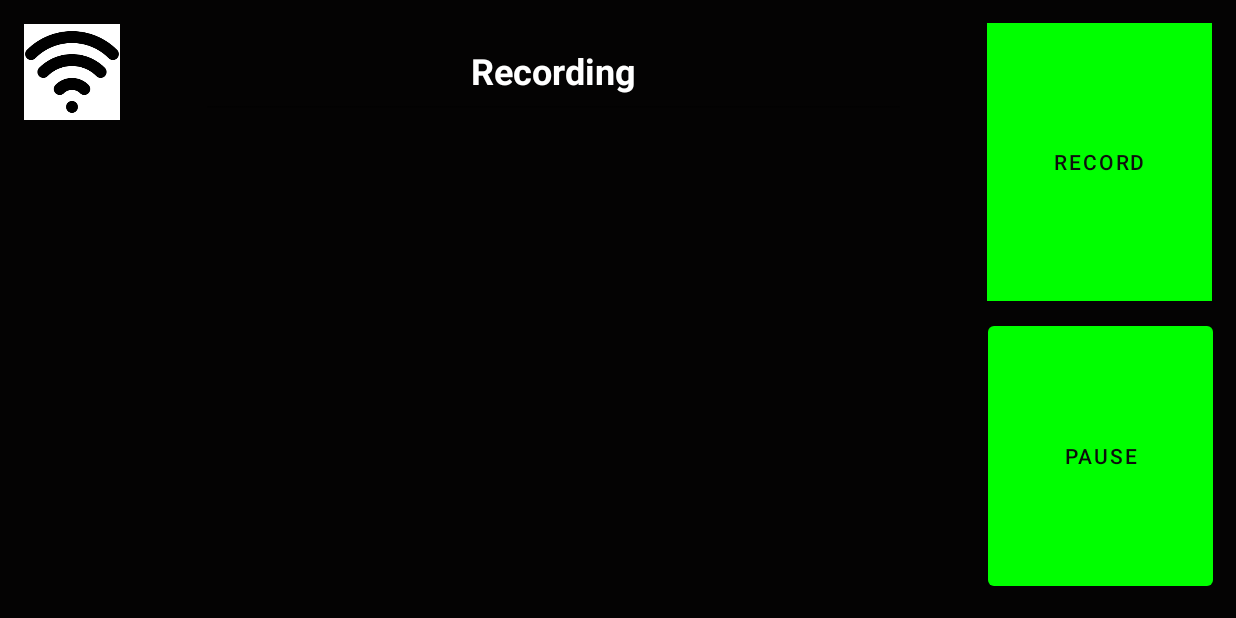
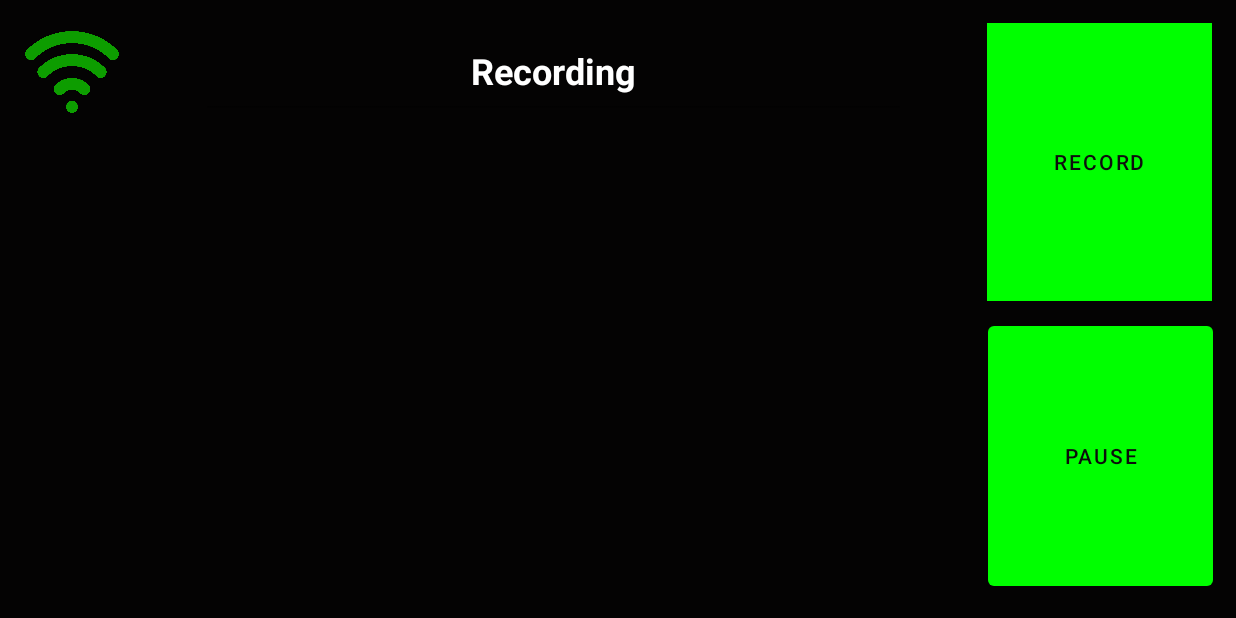
Before and after one commit to farnaztavakool/Bluesat-Eva, an Android app: the SensorActivity screen opened directly, with no data from a screen before it, on a phone screen of 824 x 412 dp (held sideways). Run offline under Robolectric (Android 15) with nearby library versions, the phone set to English and light mode, and no system bars.

Commit message:
Keep screen on in this activity page. Vibrate on action is perform. Draft implement of signal strength
Signed-off-by: Rittisak Kwanda <rittisug@hotmail.com>

```diff
--- a/app/src/main/AndroidManifest.xml
+++ b/app/src/main/AndroidManifest.xml
@@ -7,6 +7,7 @@
     <uses-permission android:name="android.permission.ACCESS_FINE_LOCATION" />
     <uses-permission android:name="android.permission.WRITE_EXTERNAL_STORAGE" />
     <uses-permission android:name="android.permission.READ_EXTERNAL_STORAGE" />
+    <uses-permission android:name="android.permission.VIBRATE"/>
 
 
     <application
--- a/app/src/main/res/layout/sensor.xml
+++ b/app/src/main/res/layout/sensor.xml
@@ -5,7 +5,8 @@
     android:layout_width="match_parent"
     android:layout_height="match_parent"
     android:background="#040303"
-    android:orientation="horizontal">
+    android:orientation="horizontal"
+    android:keepScreenOn="true">
 
     <Button
 
@@ -56,11 +57,11 @@
         android:layout_marginStart="16dp"
         android:layout_marginLeft="16dp"
         android:layout_marginTop="16dp"
-        android:background="#FFFFFF"
         android:contentDescription="GPS Signal strength"
+        android:onClick="onGpsSignalClick"
         app:layout_constraintStart_toStartOf="parent"
         app:layout_constraintTop_toTopOf="parent"
-        app:srcCompat="@drawable/wireless_signal_icon" />
+        app:srcCompat="@drawable/signal_green" />
 
     <TextView
         android:id="@+id/logTextView"
```
Also changed, not shown: app/src/main/java/com/bluesat/eva/SensorActivity.java (+85 -23 lines), app/src/main/res/drawable/signal_green.png (added), app/src/main/res/drawable/signal_orange.png (added), app/src/main/res/drawable/signal_red.png (added).
